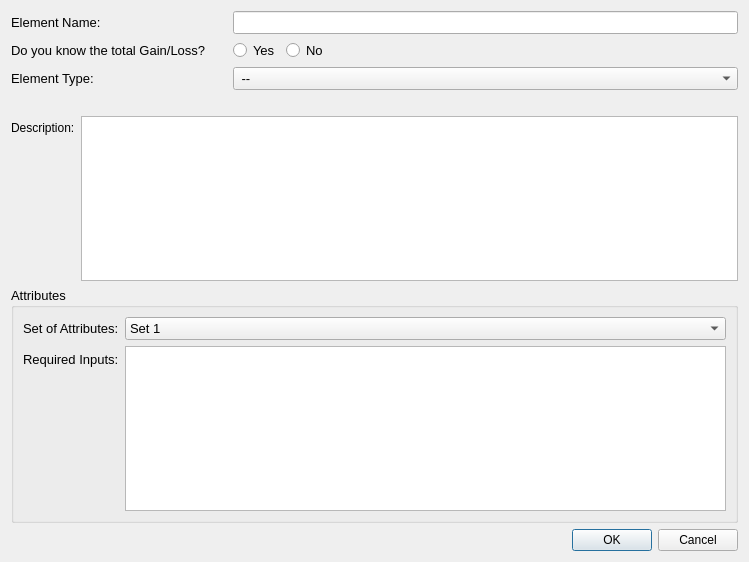
The window that project/app/ui/new_element.ui (LMaiorano/Link-Budget-Toolbox) describes before a commit, drawn with Qt 5.
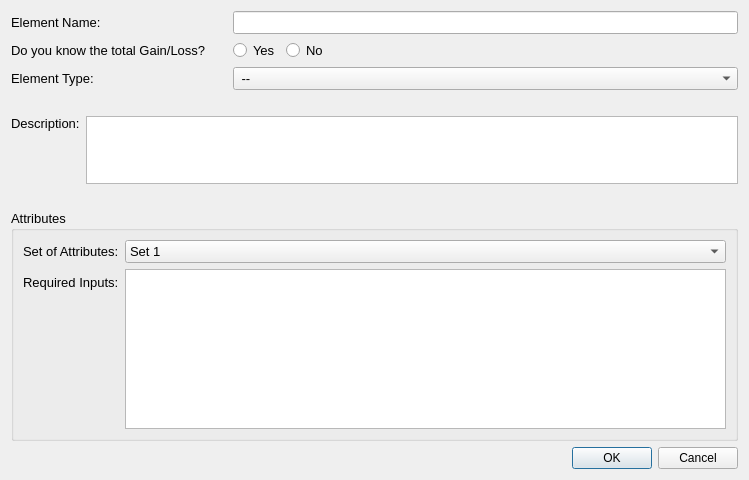
The same window after the commit.

Commit message: ui font size fix

```diff
--- a/project/app/ui/new_element.ui
+++ b/project/app/ui/new_element.ui
@@ -7,7 +7,7 @@
     <x>0</x>
     <y>0</y>
     <width>749</width>
-    <height>562</height>
+    <height>480</height>
    </rect>
   </property>
   <property name="windowTitle">
@@ -153,7 +153,7 @@
       <enum>Qt::Vertical</enum>
      </property>
      <property name="sizeType">
-      <enum>QSizePolicy::MinimumExpanding</enum>
+      <enum>QSizePolicy::Minimum</enum>
      </property>
      <property name="sizeHint" stdset="0">
       <size>
@@ -164,19 +164,70 @@
     </spacer>
    </item>
    <item>
-    <layout class="QFormLayout" name="group_description">
-     <item row="0" column="0">
+    <layout class="QHBoxLayout" name="horizontalLayout_2">
+     <item>
       <widget class="QLabel" name="lbl_description">
+       <property name="font">
+        <font>
+         <pointsize>10</pointsize>
+        </font>
+       </property>
        <property name="text">
         <string>Description:</string>
        </property>
+       <property name="alignment">
+        <set>Qt::AlignLeading|Qt::AlignLeft|Qt::AlignTop</set>
+       </property>
       </widget>
      </item>
-     <item row="0" column="1">
-      <widget class="QPlainTextEdit" name="txt_description"/>
+     <item>
+      <widget class="QPlainTextEdit" name="txt_description">
+       <property name="sizePolicy">
+        <sizepolicy hsizetype="Expanding" vsizetype="MinimumExpanding">
+         <horstretch>0</horstretch>
+         <verstretch>0</verstretch>
+        </sizepolicy>
+       </property>
+       <property name="minimumSize">
+        <size>
+         <width>0</width>
+         <height>50</height>
+        </size>
+       </property>
+       <property name="maximumSize">
+        <size>
+         <width>16777215</width>
+         <height>100</height>
+        </size>
+       </property>
+       <property name="font">
+        <font>
+         <pointsize>10</pointsize>
+        </font>
+       </property>
+       <property name="readOnly">
+        <bool>true</bool>
+       </property>
+      </widget>
      </item>
     </layout>
    </item>
+   <item>
+    <spacer name="verticalSpacer_2">
+     <property name="orientation">
+      <enum>Qt::Vertical</enum>
+     </property>
+     <property name="sizeType">
+      <enum>QSizePolicy::MinimumExpanding</enum>
+     </property>
+     <property name="sizeHint" stdset="0">
+      <size>
+       <width>20</width>
+       <height>20</height>
+      </size>
+     </property>
+    </spacer>
+   </item>
    <item>
     <widget class="QGroupBox" name="group_parameters">
      <property name="enabled">
```
The commit also changes 1 other file.
